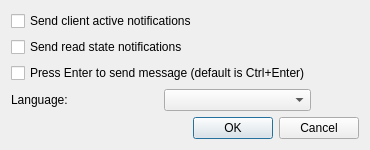
Old version of the form qhangups/qhangupssettings.ui in the repository xmikos/qhangups.
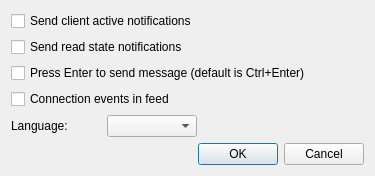
New version of the form.

Commit message: add option for disabling connection events in feed

Diff of the .ui file:
```diff
--- a/qhangups/qhangupssettings.ui
+++ b/qhangups/qhangupssettings.ui
@@ -6,21 +6,14 @@
    <rect>
     <x>0</x>
     <y>0</y>
-    <width>370</width>
-    <height>140</height>
+    <width>375</width>
+    <height>159</height>
    </rect>
   </property>
   <property name="windowTitle">
    <string>QHangups - Settings</string>
   </property>
   <layout class="QGridLayout" name="gridLayout">
-   <item row="0" column="0" colspan="2">
-    <widget class="QCheckBox" name="sendClientActiveCheckBox">
-     <property name="text">
-      <string>Send client active notifications</string>
-     </property>
-    </widget>
-   </item>
    <item row="1" column="0" colspan="2">
     <widget class="QCheckBox" name="sendReadStateCheckBox">
      <property name="text">
@@ -28,24 +21,31 @@
      </property>
     </widget>
    </item>
-   <item row="2" column="0" colspan="2">
-    <widget class="QCheckBox" name="enterSendMessageCheckBox">
-     <property name="text">
-      <string>Press Enter to send message (default is Ctrl+Enter)</string>
+   <item row="5" column="1" colspan="2">
+    <widget class="QDialogButtonBox" name="buttonBox">
+     <property name="orientation">
+      <enum>Qt::Horizontal</enum>
+     </property>
+     <property name="standardButtons">
+      <set>QDialogButtonBox::Cancel|QDialogButtonBox::Ok</set>
      </property>
     </widget>
    </item>
-   <item row="3" column="0">
+   <item row="4" column="0">
     <widget class="QLabel" name="label">
      <property name="text">
       <string>Language:</string>
      </property>
     </widget>
    </item>
-   <item row="3" column="1">
-    <widget class="QComboBox" name="languageComboBox"/>
+   <item row="0" column="0" colspan="2">
+    <widget class="QCheckBox" name="sendClientActiveCheckBox">
+     <property name="text">
+      <string>Send client active notifications</string>
+     </property>
+    </widget>
    </item>
-   <item row="3" column="2">
+   <item row="4" column="2">
     <spacer name="horizontalSpacer">
      <property name="orientation">
       <enum>Qt::Horizontal</enum>
@@ -58,13 +58,20 @@
      </property>
     </spacer>
    </item>
-   <item row="4" column="1" colspan="2">
-    <widget class="QDialogButtonBox" name="buttonBox">
-     <property name="orientation">
-      <enum>Qt::Horizontal</enum>
+   <item row="4" column="1">
+    <widget class="QComboBox" name="languageComboBox"/>
+   </item>
+   <item row="3" column="0" colspan="3">
+    <widget class="QCheckBox" name="connectionEventsCheckBox">
+     <property name="text">
+      <string>Connection events in feed</string>
      </property>
-     <property name="standardButtons">
-      <set>QDialogButtonBox::Cancel|QDialogButtonBox::Ok</set>
+    </widget>
+   </item>
+   <item row="2" column="0" colspan="3">
+    <widget class="QCheckBox" name="enterSendMessageCheckBox">
+     <property name="text">
+      <string>Press Enter to send message (default is Ctrl+Enter)</string>
      </property>
     </widget>
    </item>
```
The commit also changes 3 other files.
